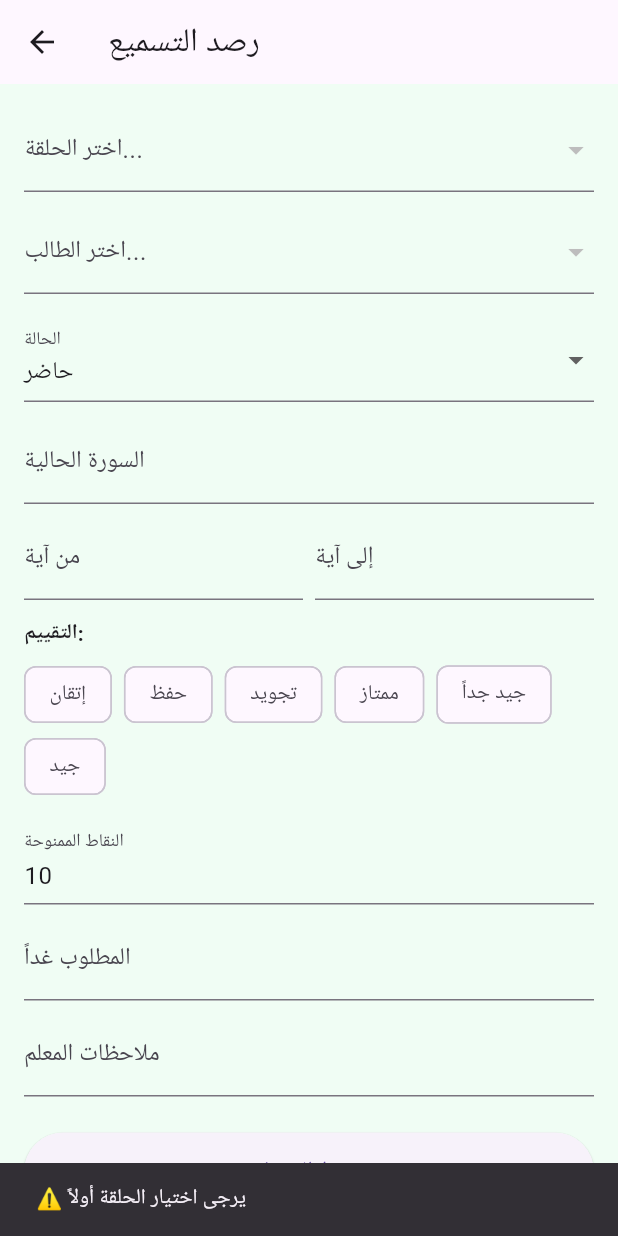
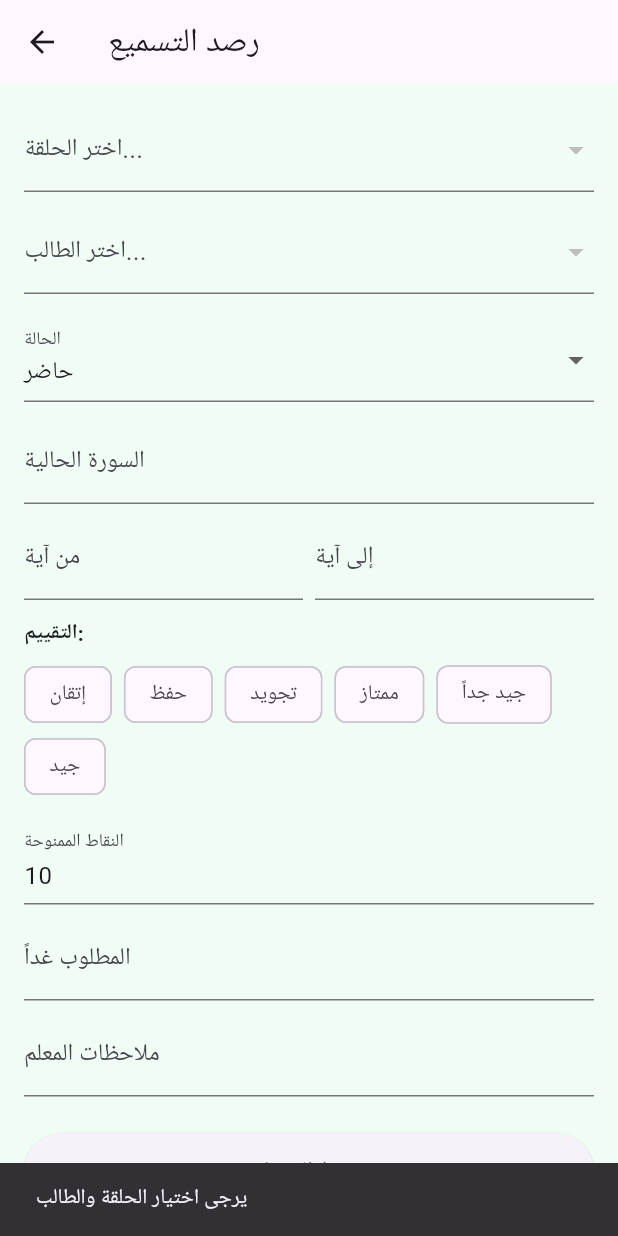
Before and after one commit to magedgasem55558-creator/card_admin_panel, a Flutter app: the RecitationScreen screen opened directly, after a tap on "حفظ السجل", on a phone screen of 412 x 824 dp. Run offline on Flutter 3.47's test engine with Material 3 defaults, Android fonts, the light colour scheme and no system bars; our stand-ins replace cloud_firestore, firebase_auth, firebase_core; accounts and stored records are empty; Roboto replaces fonts that are missing (Cairo).

Commit message:
Update recitation_screen.dart

```diff
--- a/lib/screens/recitation_screen.dart
+++ b/lib/screens/recitation_screen.dart
@@ -30,12 +30,11 @@ class _RecitationScreenState extends State<RecitationScreen> {
 
   bool _isLoadingHalaqat = false;
   bool _isLoadingStudents = false;
-  bool _isSaving = false; // 🎯 لمنع الضغط المزدوج وإظهار التحميل على الزر
+  bool _isSaving = false;
 
   @override
   void initState() {
     super.initState();
-    // استخدام addPostFrameCallback لضمان جاهزية الـ Context مع Provider
     WidgetsBinding.instance.addPostFrameCallback((_) {
       _loadHalaqat();
     });
@@ -52,7 +51,7 @@ class _RecitationScreenState extends State<RecitationScreen> {
     super.dispose();
   }
 
-  // 1. تحميل الحلقات بأمان
+  // 1. تحميل الحلقات
   Future<void> _loadHalaqat() async {
     setState(() => _isLoadingHalaqat = true);
     try {
@@ -75,7 +74,7 @@ class _RecitationScreenState extends State<RecitationScreen> {
     }
   }
 
-  // 2. تحميل الطلاب بأمان
+  // 2. تحميل الطلاب
   Future<void> _loadStudents(String halaqaId) async {
     setState(() => _isLoadingStudents = true);
     try {
@@ -101,51 +100,54 @@ class _RecitationScreenState extends State<RecitationScreen> {
     ScaffoldMessenger.of(context).showSnackBar(SnackBar(content: Text(message)));
   }
 
-  // 3. دالة الحفظ الرئيسية
+  // 3. دالة الحفظ المطابقة لـ JavaScript 100%
   Future<void> _save() async {
-    // 🛑 التحقق من المدخلات الأساسية
-    if (_selectedHalaqa == null || _selectedHalaqa!.isEmpty) {
-      _showSnackBar('⚠️ يرجى اختيار الحلقة أولاً');
-      return;
-    }
+    final String? studentId = _selectedStudent;
+    final String? halaqaId = _selectedHalaqa;
+    final String status = _status;
 
-    if (_selectedStudent == null || _selectedStudent!.isEmpty) {
-      _showSnackBar('⚠️ يرجى اختيار الطالب أولاً');
+    // if (!studentId || !halaqaId) return alert("يرجى اختيار الحلقة والطالب");
+    if (studentId == null || studentId.isEmpty || halaqaId == null || halaqaId.isEmpty) {
+      _showSnackBar('يرجى اختيار الحلقة والطالب');
       return;
     }
 
     final String surah = _surahCtrl.text.trim();
-    final String fromAya = _fromCtrl.text.trim();
-    final String toAya = _toCtrl.text.trim();
+    final String fromAya = _fromCtrl.text;
+    final String toAya = _toCtrl.text;
     final String tomorrowReq = _tomorrowCtrl.text.trim();
     final String notes = _notesCtrl.text.trim();
     final int points = int.tryParse(_pointsCtrl.text.trim()) ?? 0;
 
-    if (_status == 'حاضر' && surah.isEmpty) {
-      _showSnackBar('⚠️ يرجى إدخال اسم السورة');
+    // if (status === "حاضر" && !surah) return alert("يرجى إدخال اسم السورة");
+    if (status == 'حاضر' && surah.isEmpty) {
+      _showSnackBar('يرجى إدخال اسم السورة');
       return;
     }
 
     setState(() => _isSaving = true);
 
+    // const grade = evaluations.length > 0 ? evaluations.join(" - ") : (status === "حاضر" ? "جيد" : "-");
+    final String grade = _evaluations.isNotEmpty
+        ? _evaluations.join(" - ")
+        : (status == 'حاضر' ? 'جيد' : '-');
+
+    // let teacherPhone = "967770000000";
+    String teacherPhone = "967770000000";
+    final selectedHalaqaData = _halaqat.firstWhere(
+      (h) => h['id'] == halaqaId,
+      orElse: () => {'teacherPhone': '967770000000'},
+    );
+    if (selectedHalaqaData['teacherPhone'] != null) {
+      teacherPhone = selectedHalaqaData['teacherPhone'];
+    }
+
     try {
-      // حساب grade مفرد بنفس منطق الـ JS
-      final String grade = _evaluations.isNotEmpty
-          ? _evaluations.first
-          : (_status == 'حاضر' ? 'جيد' : '-');
-
-      // جلب رقم الهاتف
-      final selectedHalaqaData = _halaqat.firstWhere(
-        (h) => h['id'] == _selectedHalaqa,
-        orElse: () => {'teacherPhone': '967770000000'},
-      );
-      final String teacherPhone = selectedHalaqaData['teacherPhone'] ?? "967770000000";
-
-      // البيانات المطابقة تماماً لهيكلية JS
-      final Map<String, dynamic> recordData = {
-        'studentId': _selectedStudent,
-        'status': _status,
-        'surah': _status == 'حاضر' ? surah : _status,
+      // await addDoc(collection(db, "records"), { ... });
+      await FirebaseFirestore.instance.collection('records').add({
+        'studentId': studentId,
+        'status': status,
+        'surah': status == 'حاضر' ? surah : status,
         'fromAyah': fromAya.isNotEmpty ? fromAya : "0",
         'toAyah': toAya.isNotEmpty ? toAya : "0",
         'grade': grade,
@@ -155,38 +157,34 @@ class _RecitationScreenState extends State<RecitationScreen> {
         'pointsGiven': points,
         'date': DateTime.now().toIso8601String().split('T')[0],
         'timestamp': FieldValue.serverTimestamp(),
-      };
+      });
 
-      // 🎯 الإضافة المباشرة لـ Firestore
-      await FirebaseFirestore.instance.collection('records').add(recordData);
-
-      // زيادة النقاط عند الحضور
-      if (_status == 'حاضر' && points > 0) {
+      // if (status === "حاضر" && points > 0) { ... }
+      if (status == 'حاضر' && points > 0) {
         await FirebaseFirestore.instance
             .collection('students')
-            .doc(_selectedStudent)
+            .doc(studentId)
             .update({
           'totalPoints': FieldValue.increment(points),
         });
       }
 
-      _showSnackBar('✅ تم تحديث سجل الطالب بنجاح\n📊 النقاط: $points');
+      _showSnackBar('✅ تم تحديث سجل الطالب\n📊 النقاط: $points');
 
-      // إعادة تصفير النموذج
+      // إعادة تصفير العناصر كود الـ JS
       _surahCtrl.clear();
       _fromCtrl.clear();
       _toCtrl.clear();
       _tomorrowCtrl.clear();
       _notesCtrl.clear();
-      _pointsCtrl.text = _status == 'حاضر' ? '10' : '0';
+      _pointsCtrl.text = status == 'حاضر' ? '10' : '0';
       setState(() {
         _evaluations.clear();
       });
 
-    } catch (e, stackTrace) {
-      debugPrint('❌ خطأ Firestore: $e');
-      debugPrint('Stack trace: $stackTrace');
-      _showSnackBar('❌ فشل الحفظ: ${e.toString()}');
+    } catch (e) {
+      debugPrint('❌ error: $e');
+      _showSnackBar('خطأ: ${e.toString()}');
     } finally {
       if (mounted) setState(() => _isSaving = false);
     }
@@ -343,7 +341,6 @@ class _RecitationScreenState extends State<RecitationScreen> {
             ),
             const SizedBox(height: 24),
 
-            // زر الحفظ المزود بـ Loading Indicator
             ElevatedButton(
               onPressed: _isSaving ? null : _save,
               style: ElevatedButton.styleFrom(
```
